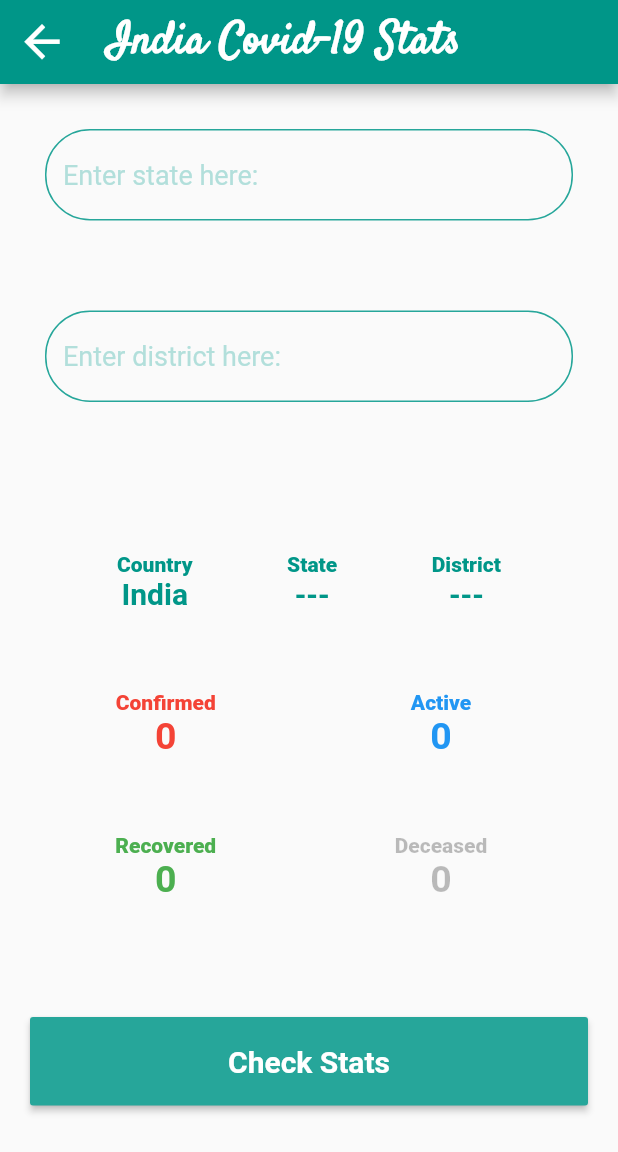
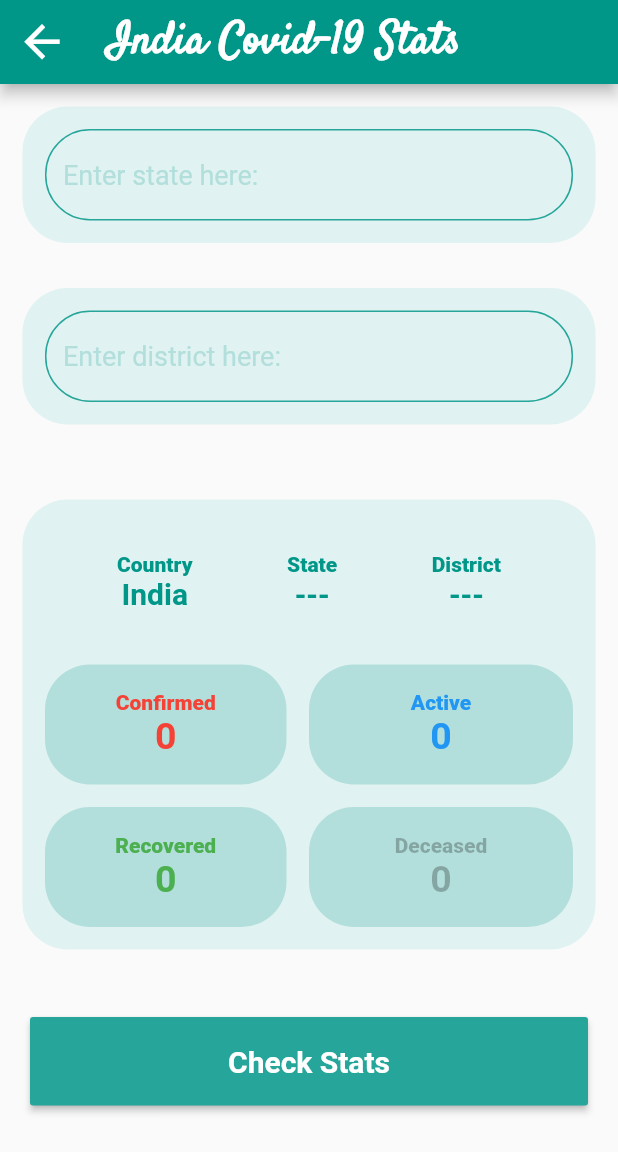
Before and after one commit to munish2301/Break-the-chain, a Flutter app: the screen it shows after launch, after a tap on "Get Covid Stats", on a phone screen of 412 x 824 dp. Shown: the top 1152 px of the screen. Run offline on Flutter 3.47's test engine with Material 2 defaults, Android fonts, the light colour scheme and no system bars; missing offline and left inert: quartet; network calls fail.

Commit message:
Improving Covid Data Screen UI

```diff
--- a/break_the_chain/lib/coviddatascreen.dart
+++ b/break_the_chain/lib/coviddatascreen.dart
@@ -64,7 +64,12 @@ class _CovidDataScreenState extends State<CovidDataScreen> {
 
   @override
   Widget build(BuildContext context) {
-    return Scaffold(
+    return WillPopScope(
+      onWillPop: () {
+        Navigator.of(context).pushNamed(HomePage.homepageId);
+        return Future.value(false);
+      },
+      child: Scaffold(
         appBar: AppBar(
           leading: IconButton(
             icon: Icon(
@@ -89,6 +94,10 @@ class _CovidDataScreenState extends State<CovidDataScreen> {
                 Container(
                   padding: EdgeInsets.all(15.0),
                   margin: EdgeInsets.all(15.0),
+                  decoration: BoxDecoration(
+                    color: Colors.teal[50],
+                    borderRadius: BorderRadius.circular(30.0),
+                  ),
                   child: TextField(
                     controller: stateholder,
                     decoration: InputDecoration(
@@ -117,6 +126,10 @@ class _CovidDataScreenState extends State<CovidDataScreen> {
                 Container(
                   padding: EdgeInsets.all(15.0),
                   margin: EdgeInsets.all(15.0),
+                  decoration: BoxDecoration(
+                    color: Colors.teal[50],
+                    borderRadius: BorderRadius.circular(30.0),
+                  ),
                   child: TextField(
                     controller: districtholder,
                     decoration: InputDecoration(
@@ -148,6 +161,10 @@ class _CovidDataScreenState extends State<CovidDataScreen> {
                 Container(
                   padding: EdgeInsets.all(15.0),
                   margin: EdgeInsets.all(15.0),
+                  decoration: BoxDecoration(
+                    borderRadius: BorderRadius.circular(30.0),
+                    color: Colors.teal[50],
+                  ),
                   child: Column(
                     children: [
                       Row(
@@ -245,6 +262,10 @@ class _CovidDataScreenState extends State<CovidDataScreen> {
                             child: Container(
                               margin: EdgeInsets.fromLTRB(0.0, 0.0, 15.0, 15.0),
                               height: 80.0,
+                              decoration: BoxDecoration(
+                                borderRadius: BorderRadius.circular(30.0),
+                                color: Colors.teal[100],
+                              ),
                               child: Column(
                                 mainAxisAlignment: MainAxisAlignment.center,
                                 children: [
@@ -269,6 +290,10 @@ class _CovidDataScreenState extends State<CovidDataScreen> {
                           Expanded(
                             child: Container(
                               margin: EdgeInsets.fromLTRB(0.0, 0.0, 0.0, 15.0),
+                              decoration: BoxDecoration(
+                                borderRadius: BorderRadius.circular(30.0),
+                                color: Colors.teal[100],
+                              ),
                               height: 80.0,
                               child: Column(
                                 mainAxisAlignment: MainAxisAlignment.center,
@@ -299,6 +324,10 @@ class _CovidDataScreenState extends State<CovidDataScreen> {
                             child: Container(
                               margin: EdgeInsets.fromLTRB(0.0, 0.0, 15.0, 0.0),
                               height: 80.0,
+                              decoration: BoxDecoration(
+                                borderRadius: BorderRadius.circular(30.0),
+                                color: Colors.teal[100],
+                              ),
                               child: Column(
                                 mainAxisAlignment: MainAxisAlignment.center,
                                 children: [
@@ -323,6 +352,10 @@ class _CovidDataScreenState extends State<CovidDataScreen> {
                           Expanded(
                             child: Container(
                               margin: EdgeInsets.fromLTRB(0.0, 0.0, 0.0, 0.0),
+                              decoration: BoxDecoration(
+                                borderRadius: BorderRadius.circular(30.0),
+                                color: Colors.teal[100],
+                              ),
                               height: 80.0,
                               child: Column(
                                 mainAxisAlignment: MainAxisAlignment.center,
@@ -386,6 +419,7 @@ class _CovidDataScreenState extends State<CovidDataScreen> {
             ),
           ),
         ),
+      ),
     );
   }
 }
```
Lines whose indentation alone changed are shown as unchanged.
